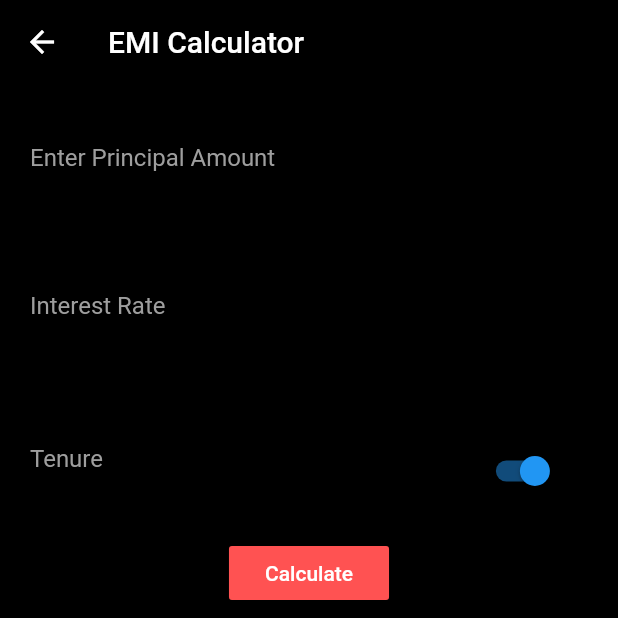
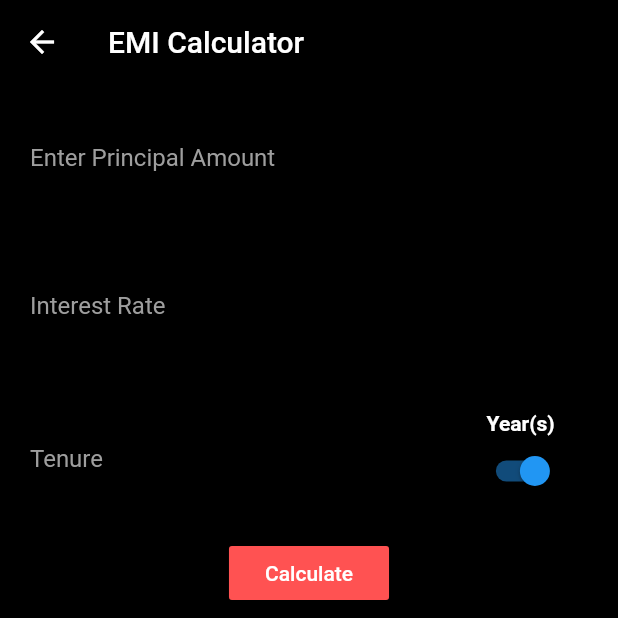
Before and after one commit to darshannere/Investment_tracking_flutter, a Flutter app: the Calculator screen opened by its route, on a phone screen of 412 x 824 dp, the top half of it. Run offline on Flutter 3.47's test engine with Material 2 defaults, Android fonts, the phone set to English and light mode, and no system bars; our stand-ins replace firebase_auth, firebase_core, fl_chart; accounts and stored records are empty.

Commit message:
changed sometthing

```diff
--- a/lib/calculator.dart
+++ b/lib/calculator.dart
@@ -69,7 +69,9 @@ class CalculatorState extends State<Calculator> {
                           flex: 1,
                           child: Column(children: [
                             Text(_tenureType,
-                                style: TextStyle(fontWeight: FontWeight.bold)),
+                                style: TextStyle(
+                                    fontWeight: FontWeight.bold,
+                                    color: Colors.white)),
                             Switch(
                                 value: _switchValue,
                                 onChanged: (bool value) {
--- a/lib/news/news.dart
+++ b/lib/news/news.dart
@@ -5,6 +5,7 @@ import 'package:http/http.dart' as http;
 import 'dart:convert';
 import 'package:url_launcher/url_launcher.dart';
 
+// ignore: camel_case_types
 class news extends StatefulWidget {
   const news({Key? key}) : super(key: key);
 
@@ -12,6 +13,7 @@ class news extends StatefulWidget {
   _newsState createState() => _newsState();
 }
 
+// ignore: camel_case_types
 class _newsState extends State<news> {
   late var newsres = {};
 
--- a/pubspec.yaml
+++ b/pubspec.yaml
@@ -32,6 +32,7 @@ dependencies:
   http: ^0.13.3
   random_color: ^1.0.3
   url_launcher: ^6.0.9
+
 
 
 
```
